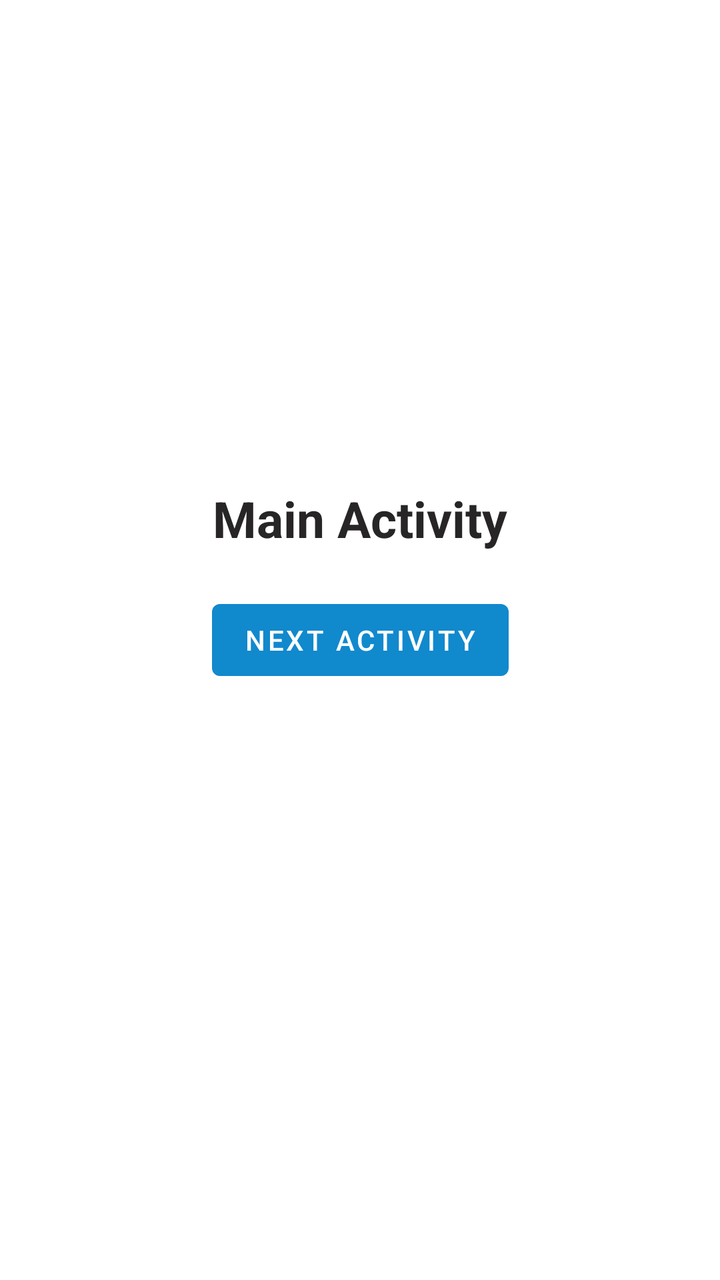
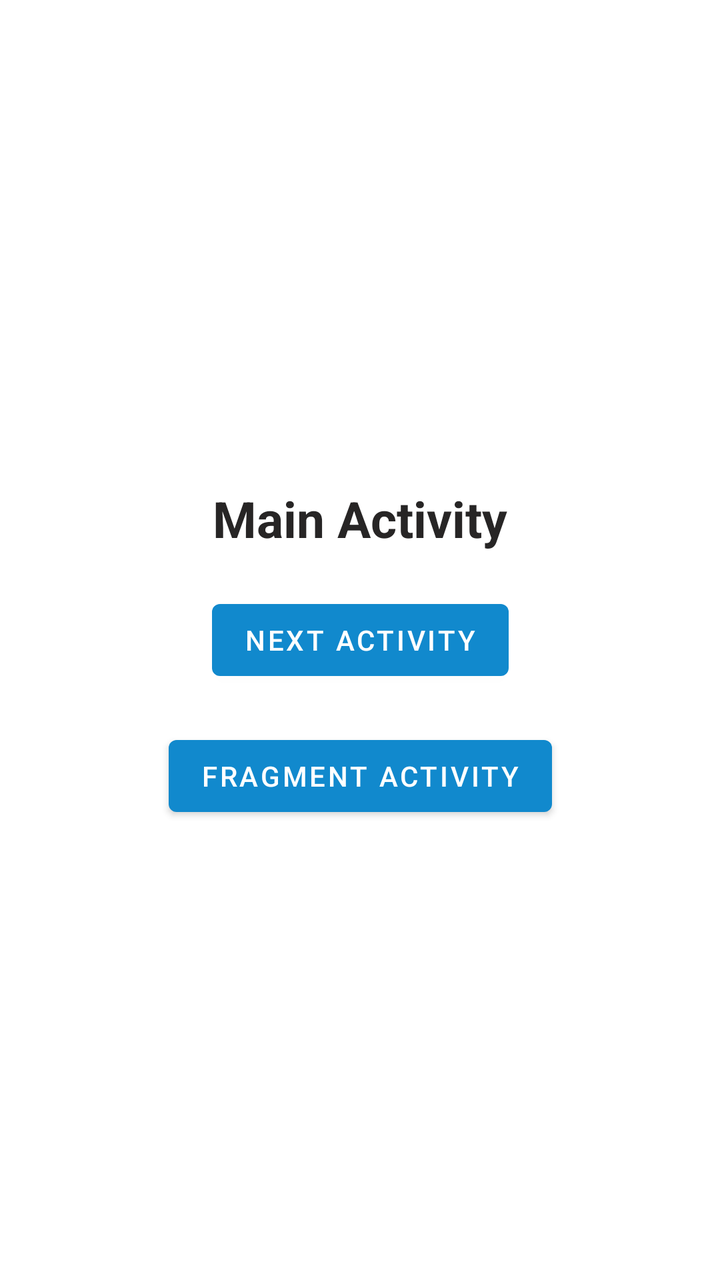

Two renders of the same Android screen: before a commit and after it. Below are the layout's source before the change and the commit's diff.
<!-- AndroidManifest.xml: application theme Theme.AndroidLifecyclesCourse -->
<!-- res/layout/activity_main.xml -->
<?xml version="1.0" encoding="utf-8"?>
<androidx.constraintlayout.widget.ConstraintLayout xmlns:android="http://schemas.android.com/apk/res/android"
    xmlns:app="http://schemas.android.com/apk/res-auto"
    xmlns:tools="http://schemas.android.com/tools"
    android:layout_width="match_parent"
    android:layout_height="match_parent"
    tools:context=".MainActivity">

    <TextView
        android:layout_width="wrap_content"
        android:layout_height="wrap_content"
        app:layout_constraintBottom_toTopOf="@+id/btnNextActivity"
        app:layout_constraintLeft_toLeftOf="parent"
        app:layout_constraintRight_toRightOf="parent"
        android:layout_marginBottom="20dp"
        style="@style/TextViewScreenName"
        android:text="Main Activity"
        />

    <Button
        android:id="@+id/btnNextActivity"
        android:layout_width="wrap_content"
        android:layout_height="wrap_content"
        app:layout_constraintBottom_toBottomOf="parent"
        app:layout_constraintLeft_toLeftOf="parent"
        app:layout_constraintRight_toRightOf="parent"
        app:layout_constraintTop_toTopOf="parent"
        android:text="Next Activity"
        />

</androidx.constraintlayout.widget.ConstraintLayout>
<!-- resources referenced by this layout -->
<resources>
  <style name="TextViewScreenName" parent="@android:style/TextAppearance.Widget.TextView">
          <item name="android:textColor">@color/gray_dark</item>
          <item name="android:textSize">25sp</item>
          <item name="android:textStyle">bold</item>
          <item name="android:gravity">center</item>
      </style>
  <style name="Theme.AndroidLifecyclesCourse" parent="Theme.MaterialComponents.DayNight.NoActionBar">
          
          <item name="colorPrimary">@color/primary</item>
          <item name="colorPrimaryVariant">@color/primary_variant</item>
          <item name="colorOnPrimary">@color/white</item>
  
          
          <item name="android:statusBarColor" tools:targetApi="l">?attr/colorPrimaryVariant</item>
          
      </style>
  <color name="gray_dark">#272525</color>
  <color name="primary">#1189CD</color>
  <color name="primary_variant">#02558A</color>
  <color name="white">#FFFFFFFF</color>
</resources>

<!-- the commit's change to res/layout/activity_main.xml (unified diff, before → after) -->
@@ -28,4 +28,15 @@
         android:text="Next Activity"
         />
 
+    <Button
+        android:id="@+id/btnFragmentActivity"
+        android:layout_width="wrap_content"
+        android:layout_height="wrap_content"
+        app:layout_constraintTop_toBottomOf="@id/btnNextActivity"
+        app:layout_constraintLeft_toLeftOf="parent"
+        app:layout_constraintRight_toRightOf="parent"
+        android:layout_marginTop="20dp"
+        android:text="Fragment Activity"
+        />
+
 </androidx.constraintlayout.widget.ConstraintLayout>
